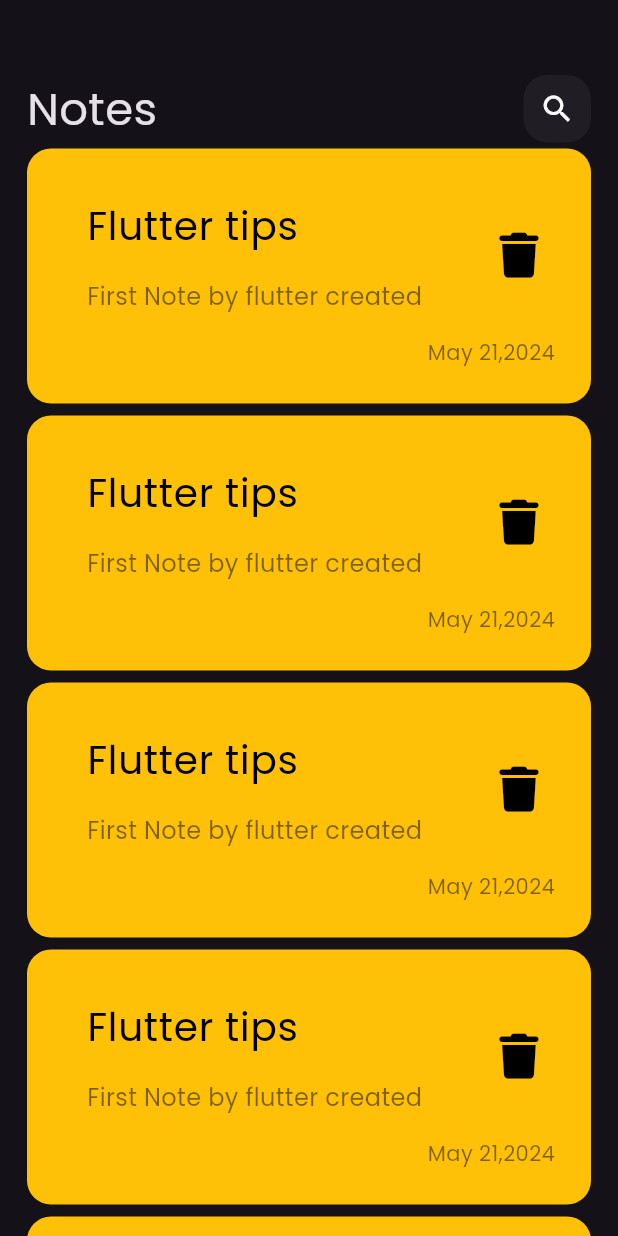
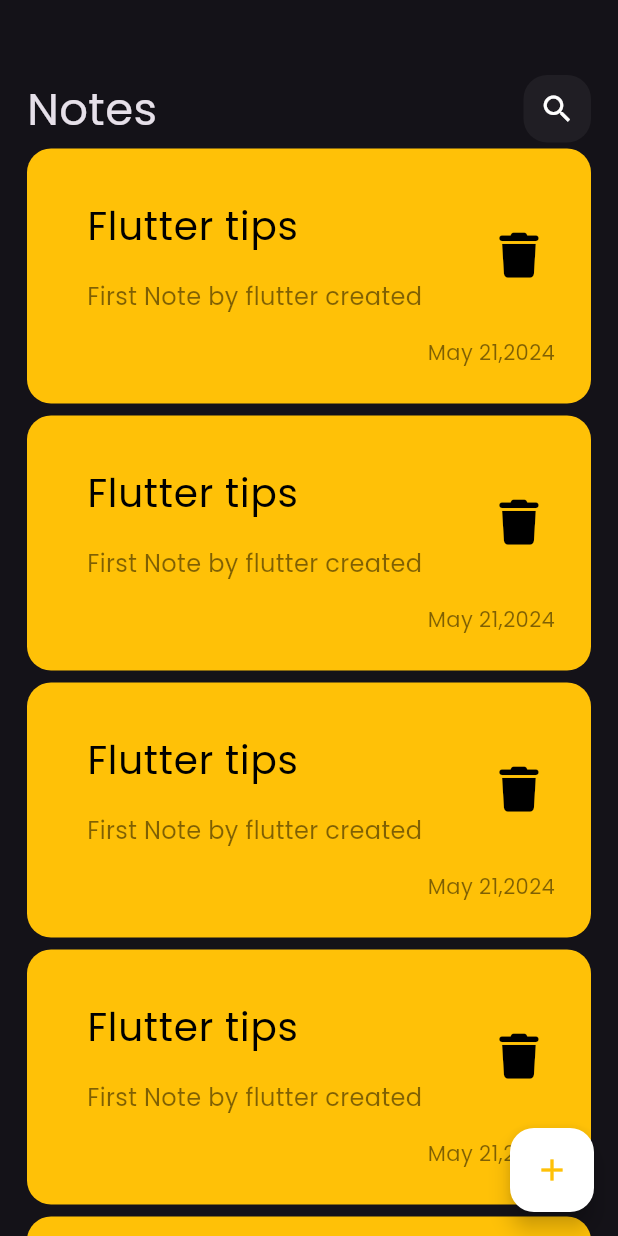
Before and after one commit to Megoadro/Note_App, a Flutter app: the screen it shows after launch, on a phone screen of 412 x 824 dp. Run offline on Flutter 3.47's test engine with Material 3 defaults, Android fonts, the light colour scheme and no system bars; our stand-ins replace font_awesome_flutter.

Commit message:
add floating action button

```diff
--- a/lib/views/home_view.dart
+++ b/lib/views/home_view.dart
@@ -6,8 +6,16 @@
 
   @override
   Widget build(BuildContext context) {
-    return const Scaffold(
-      body: CustomBody(),
+    return Scaffold(
+      floatingActionButton: FloatingActionButton(
+        onPressed: () {},
+        backgroundColor: Colors.white,
+        child: const Icon(
+          Icons.add,
+          color: Colors.amber,
+        ),
+      ),
+      body: const CustomBody(),
     );
   }
 }
```
